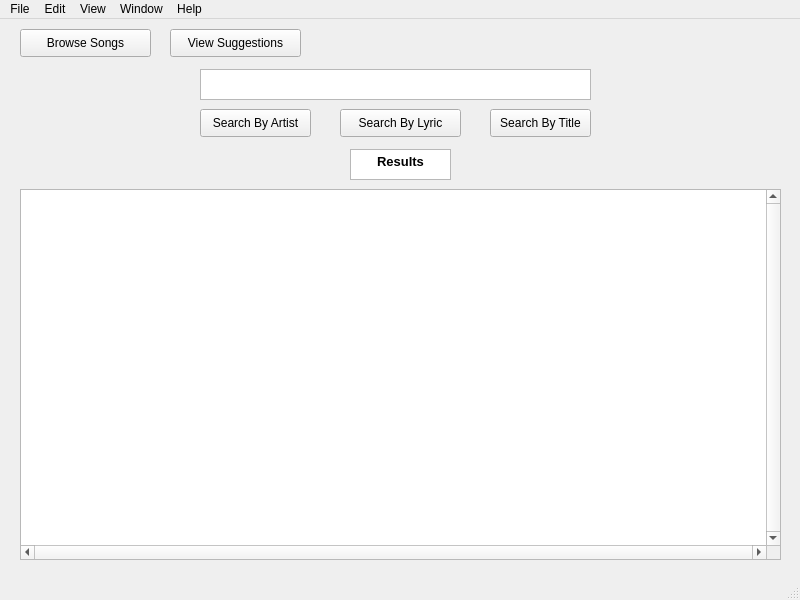
The window that src/main/python/mainwindow.ui (dilanSachi/Lyriker) describes before a commit, drawn with Qt 5.
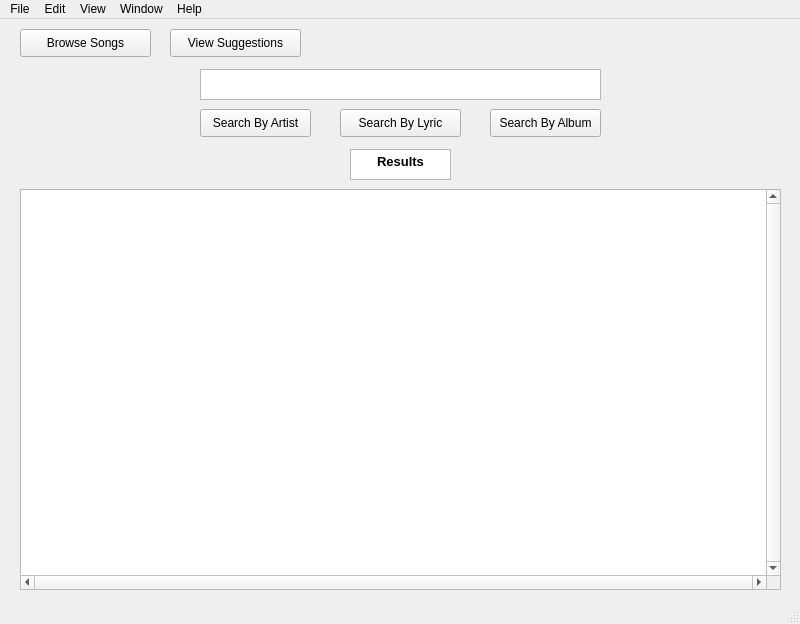
The same window after the commit.

What changed in the file:
```diff
--- a/src/main/python/mainwindow.ui
+++ b/src/main/python/mainwindow.ui
@@ -7,7 +7,7 @@
     <x>0</x>
     <y>0</y>
     <width>800</width>
-    <height>600</height>
+    <height>624</height>
    </rect>
   </property>
   <property name="windowTitle">
@@ -19,7 +19,7 @@
      <rect>
       <x>200</x>
       <y>50</y>
-      <width>391</width>
+      <width>401</width>
       <height>31</height>
      </rect>
     </property>
@@ -63,7 +63,7 @@
       <x>20</x>
       <y>170</y>
       <width>761</width>
-      <height>371</height>
+      <height>401</height>
      </rect>
     </property>
     <property name="verticalScrollBarPolicy">
@@ -100,12 +100,12 @@
      <rect>
       <x>490</x>
       <y>90</y>
-      <width>101</width>
+      <width>111</width>
       <height>28</height>
      </rect>
     </property>
     <property name="text">
-     <string>Search By Title</string>
+     <string>Search By Album</string>
     </property>
    </widget>
    <widget class="QPushButton" name="btnBrowseSongs">
```
Left out of the diff: 4 changed lines with no effect on the pictures.
